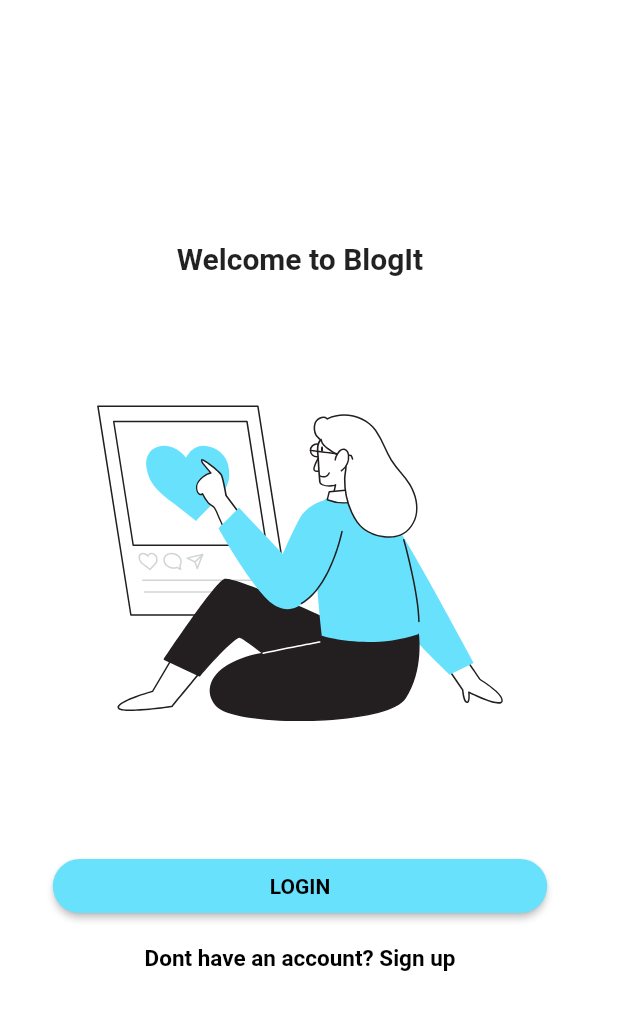
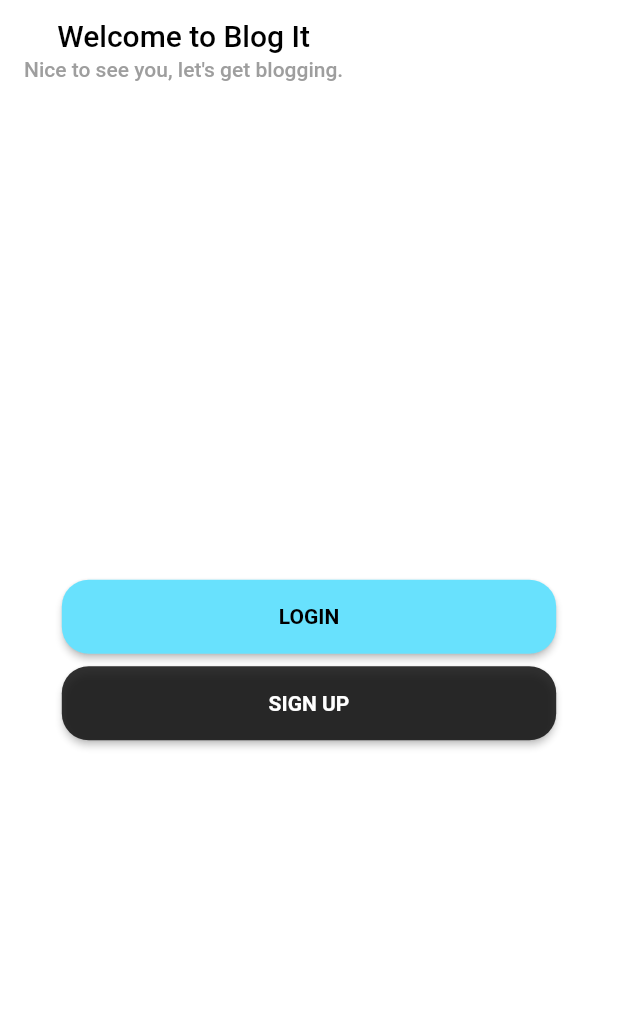
Before and after one commit to KKatlego/login-sign-up-ui, a Flutter app: the screen it shows after launch, on a phone screen of 412 x 824 dp. Shown: the top 1010 px of the screen. Run offline on Flutter 3.47's test engine with Material 2 defaults, Android fonts, the phone set to English and light mode, and no system bars; our stand-ins replace flutter_svg.

Commit message:
home screen layout

```diff
--- a/blog_app/blogit/lib/screens/Home/home_screen.dart
+++ b/blog_app/blogit/lib/screens/Home/home_screen.dart
@@ -1,6 +1,4 @@
 import 'package:flutter/material.dart';
-import 'package:flutter_svg/svg.dart';
-
 import 'login_screen.dart';
 
 class HomeScreen extends StatelessWidget {
@@ -8,8 +6,24 @@ class HomeScreen extends StatelessWidget {
 
   @override
   Widget build(BuildContext context) {
-    return const Scaffold(
-      body: Contents(),
+    return Scaffold(
+      appBar: AppBar(
+        title: Column(
+          children: const [
+            SizedBox(height: 10.0),
+            Text(
+              "Welcome to Blog It",
+              style: TextStyle(color: Colors.black),
+            ),
+            SizedBox(height: 3.0),
+            Text("Nice to see you, let's get blogging.",
+                style: TextStyle(color: Colors.grey, fontSize: 14.0))
+          ],
+        ),
+        backgroundColor: Colors.transparent,
+        elevation: 0.0,
+      ),
+      body: const Contents(),
     );
   }
 }
@@ -21,20 +35,14 @@ class Contents extends StatelessWidget {
   Widget build(BuildContext context) {
     // total height and width of screen
     Size size = MediaQuery.of(context).size;
-    const String assetName = 'assets/icons/Social_Media_Flatline.svg';
-
-    return Column(
+    return Container(
+      alignment: Alignment.center,
+      child: Column(
           mainAxisAlignment: MainAxisAlignment.center,
           children: <Widget>[
-          const Text(
-            "Welcome to BlogIt",
-            style: TextStyle(fontWeight: FontWeight.bold, fontSize: 20),
-          ),
-          SizedBox(height: size.height * 0.05),
-          SvgPicture.asset(assetName, semanticsLabel: 'Social media page'),
-          SizedBox(height: size.height * 0.05),
             SizedBox(
                 width: size.width * 0.8,
+                height: size.height * 0.06,
                 child:
                     // login button
                     ElevatedButton(
@@ -59,14 +67,32 @@ class Contents extends StatelessWidget {
                               MaterialPageRoute(
                                   builder: (context) => (const LoginScreen())));
                         })),
+            SizedBox(height: size.height * 0.01),
+
             // sign up button
-          TextButton(
+            SizedBox(
+                width: size.width * 0.8,
+                height: size.height * 0.06,
+                child:
+                    // login button
+                    ElevatedButton(
                         style: ButtonStyle(
-                foregroundColor: MaterialStateProperty.all<Color>(Colors.black),
+                          backgroundColor: MaterialStateProperty.all<Color>(
+                              const Color.fromARGB(221, 17, 17, 17)),
+                          foregroundColor:
+                              MaterialStateProperty.all<Color>(Colors.white),
+                          shape:
+                              MaterialStateProperty.all<RoundedRectangleBorder>(
+                            RoundedRectangleBorder(
+                              borderRadius: BorderRadius.circular(18.0),
                             ),
-              child: const Text("Dont have an account? Sign up",
-                  style: TextStyle(fontSize: 15, fontWeight: FontWeight.bold)),
-              onPressed: () {}),
-        ]);
+                          ),
+                        ),
+                        child: const Text('SIGN UP',
+                            style: TextStyle(
+                                fontSize: 14, fontWeight: FontWeight.bold)),
+                        onPressed: () {})),
+          ]),
+    );
   }
 }
```
Lines whose indentation alone changed are shown as unchanged.
